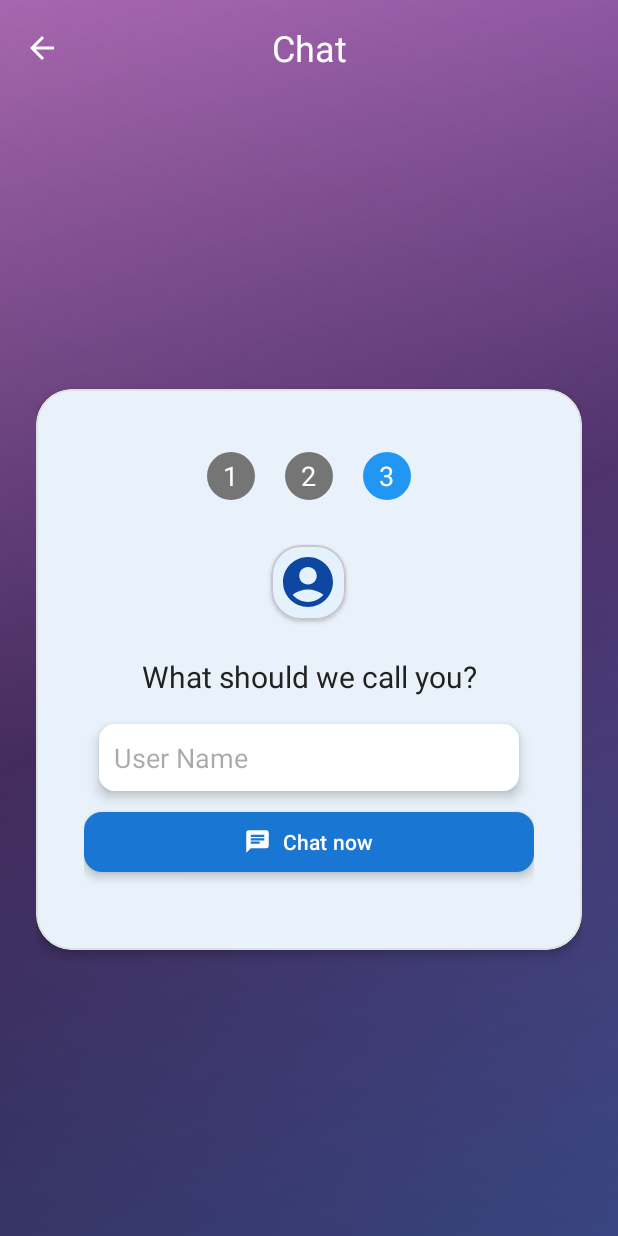
After one commit to hieuvqhe/Android_Chat, an Android app: the WelcomeUserActivity screen opened directly, with no data from a screen before it, on a phone screen of 412 x 824 dp. The commit adds this screen. Run offline under Robolectric (Android 15) with nearby library versions, the phone set to English and light mode, and no system bars; our stand-ins replace CircleImageView, Firebase (no records; nobody signed in at launch, a user with empty details on screens opened directly); 2 statements that could not run were skipped.

```diff
--- a/app/build.gradle.kts
+++ b/app/build.gradle.kts
@@ -49,7 +49,7 @@ dependencies {
     implementation("com.google.firebase:firebase-auth:23.2.1")
     implementation(platform("com.google.firebase:firebase-bom:34.0.0"))
 //    implementation("androidx.activity:activity:1.10.1")
-//    implementation("androidx.activity:activity:1.10.1")
+
     testImplementation("junit:junit:4.13.2")
     implementation ("androidx.core:core:1.12.0")
     implementation("androidx.fragment:fragment:1.6.2")
--- a/app/src/main/AndroidManifest.xml
+++ b/app/src/main/AndroidManifest.xml
@@ -21,6 +21,9 @@
         android:theme="@style/Theme.Chat"
         android:usesCleartextTraffic="true"
         tools:targetApi="31">
+        <activity
+            android:name=".WelcomeUserActivity"
+            android:exported="false" />
         <activity
             android:name=".PhoneLoginOtpActivity"
             android:exported="false" />
--- a/app/src/main/java/com/example/chat/RegisterActivity.java
+++ b/app/src/main/java/com/example/chat/RegisterActivity.java
@@ -37,7 +37,6 @@ public class RegisterActivity extends AppCompatActivity {
     private MaterialCheckBox checkBoxTerms;
     private MaterialCardView registerCard;
     private MaterialToolbar toolbar;
-
     private NetworkManager networkManager;
 
     @Override
--- /dev/null
+++ b/app/src/main/res/drawable/base_user.xml
@@ -0,0 +1,5 @@
+<vector xmlns:android="http://schemas.android.com/apk/res/android" android:height="24dp" android:tint="#000000" android:viewportHeight="24" android:viewportWidth="24" android:width="24dp">
+
+    <path android:fillColor="@android:color/white" android:pathData="M12,2C6.48,2 2,6.48 2,12s4.48,10 10,10s10,-4.48 10,-10S17.52,2 12,2zM12,6c1.93,0 3.5,1.57 3.5,3.5S13.93,13 12,13s-3.5,-1.57 -3.5,-3.5S10.07,6 12,6zM12,20c-2.03,0 -4.43,-0.82 -6.14,-2.88C7.55,15.8 9.68,15 12,15s4.45,0.8 6.14,2.12C16.43,19.18 14.03,20 12,20z"/>
+
+</vector>
--- /dev/null
+++ b/app/src/main/res/layout/activity_welcome_user.xml
@@ -0,0 +1,217 @@
+<?xml version="1.0" encoding="utf-8"?>
+<androidx.constraintlayout.widget.ConstraintLayout xmlns:android="http://schemas.android.com/apk/res/android"
+xmlns:app="http://schemas.android.com/apk/res-auto"
+xmlns:tools="http://schemas.android.com/tools"
+android:id="@+id/main"
+android:layout_width="match_parent"
+android:layout_height="match_parent"
+android:background="@drawable/gradient_background"
+android:fitsSystemWindows="true"
+tools:context=".WelcomeUserActivity">
+
+<!-- Background gradient overlay -->
+<View
+    android:layout_width="match_parent"
+    android:layout_height="match_parent"
+    android:background="@drawable/login_background_overlay"
+    app:layout_constraintBottom_toBottomOf="parent"
+    app:layout_constraintEnd_toEndOf="parent"
+    app:layout_constraintStart_toStartOf="parent"
+    app:layout_constraintTop_toBottomOf="@+id/appBarLayoutRegister" />
+
+<!-- AppBar with back button -->
+<com.google.android.material.appbar.AppBarLayout
+    android:id="@+id/appBarLayoutRegister"
+    android:layout_width="match_parent"
+    android:layout_height="wrap_content"
+    android:background="@android:color/transparent"
+    android:elevation="0dp"
+    app:layout_constraintEnd_toEndOf="parent"
+    app:layout_constraintStart_toStartOf="parent"
+    app:layout_constraintTop_toTopOf="parent">
+
+    <com.google.android.material.appbar.MaterialToolbar
+        android:id="@+id/toolbarRegister"
+        android:layout_width="match_parent"
+        android:layout_height="match_parent"
+        app:navigationContentDescription="Go back"
+        app:navigationIcon="@drawable/ic_arrow_back_24"
+        app:navigationIconTint="@color/md_theme_onPrimary"
+        app:title=""
+        app:titleCentered="true"
+        app:titleTextAppearance="@style/TextAppearance.Material3.HeadlineSmall"
+        app:titleTextColor="@color/md_theme_onPrimary" />
+
+</com.google.android.material.appbar.AppBarLayout>
+
+<!-- Scrollable content -->
+<LinearLayout
+    android:id="@+id/linearLayout"
+    android:layout_width="match_parent"
+    android:layout_height="wrap_content"
+    android:gravity="center"
+    android:orientation="vertical"
+    app:layout_constraintBottom_toBottomOf="parent">
+
+    <androidx.constraintlayout.widget.ConstraintLayout
+        android:layout_width="match_parent"
+        android:layout_height="wrap_content"
+        android:minHeight="600dp"
+        android:paddingHorizontal="@dimen/spacing_large"
+        android:paddingVertical="@dimen/spacing_medium">
+
+        <!-- Main registration card -->
+        <com.google.android.material.card.MaterialCardView
+            android:id="@+id/registerCard"
+            android:layout_width="0dp"
+            android:layout_height="wrap_content"
+            android:animateLayoutChanges="true"
+            app:cardBackgroundColor="@color/md_theme_surface"
+            app:cardCornerRadius="@dimen/card_corner_radius_large"
+            app:cardElevation="@dimen/card_elevation"
+            app:layout_constraintBottom_toBottomOf="parent"
+            app:layout_constraintEnd_toEndOf="parent"
+            app:layout_constraintStart_toStartOf="parent"
+            app:layout_constraintTop_toTopOf="parent"
+            app:layout_constraintVertical_bias="0.1"
+            app:layout_constraintWidth_max="420dp"
+            app:strokeColor="@color/md_theme_outline"
+            app:strokeWidth="1dp">
+
+            <LinearLayout
+                android:layout_width="match_parent"
+                android:layout_height="wrap_content"
+                android:orientation="vertical"
+                android:padding="@dimen/spacing_extra_large">
+
+                <LinearLayout
+                    android:layout_width="match_parent"
+                    android:layout_height="wrap_content"
+                    android:layout_marginBottom="20dp"
+                    android:gravity="center">
+
+                    <RelativeLayout
+                        android:layout_width="32dp"
+                        android:layout_height="32dp"
+                        android:layout_margin="10dp"
+                        android:background="@drawable/circular_background"
+                        android:backgroundTint="@color/gray_dark">
+
+                        <TextView
+                            android:layout_width="wrap_content"
+                            android:layout_height="wrap_content"
+                            android:layout_centerInParent="true"
+                            android:text="1"
+                            android:textColor="@color/white"
+                            android:textSize="18sp" />
+                    </RelativeLayout>
+
+                    <RelativeLayout
+                        android:layout_width="32dp"
+                        android:layout_height="32dp"
+                        android:layout_margin="10dp"
+                        android:background="@drawable/circular_background"
+                        android:backgroundTint="@color/gray_dark">
+
+                        <TextView
+                            android:layout_width="wrap_content"
+                            android:layout_height="wrap_content"
+                            android:layout_centerInParent="true"
+                            android:text="2"
+                            android:textColor="@color/white"
+                            android:textSize="18sp" />
+                    </RelativeLayout>
+
+                    <RelativeLayout
+                        android:layout_width="32dp"
+                        android:layout_height="32dp"
+                        android:layout_margin="10dp"
+                        android:background="@drawable/circular_background"
+                        android:backgroundTint="@color/primary_color">
+
+                        <TextView
+                            android:layout_width="wrap_content"
+                            android:layout_height="wrap_content"
+                            android:layout_centerInParent="true"
+                            android:text="3"
+                            android:textColor="@color/white"
+                            android:textSize="18sp" />
+                    </RelativeLayout>
+                </LinearLayout>
+
+
+                <!-- App Icon -->
+                <com.google.android.material.card.MaterialCardView
+                    android:layout_width="50sp"
+                    android:layout_height="50sp"
+                    android:layout_gravity="center"
+                    android:layout_marginBottom="@dimen/spacing_large"
+                    app:cardBackgroundColor="@color/md_theme_primaryContainer"
+                    app:cardCornerRadius="@dimen/icon_circle_medium_radius"
+                    app:cardElevation="@dimen/card_elevation_small">
+
+
+                    <ImageView
+                        android:layout_width="40dp"
+                        android:layout_height="40dp"
+                        android:layout_gravity="center"
+                        android:contentDescription="Create Account Icon"
+                        android:src="@drawable/base_user"
+                        app:tint="@color/md_theme_onPrimaryContainer" />
+
+                </com.google.android.material.card.MaterialCardView>
+
+                <!-- Title and description -->
+                <TextView
+                    android:id="@+id/text_welcome"
+                    android:layout_width="match_parent"
+                    android:layout_height="wrap_content"
+                    android:layout_marginBottom="@dimen/spacing_small"
+                    android:gravity="center"
+                    android:text="What should we call you?"
+                    android:textSize="20dp"
+                    android:textAppearance="@style/TextAppearance.Material3.HeadlineMedium"
+                    android:textColor="@color/md_theme_onSurface" />
+
+                <!-- Input Fields -->
+                <!-- Username Input -->
+                <EditText
+                    android:id="@+id/phone_number_input"
+                    android:layout_width="match_parent"
+                    android:layout_height="wrap_content"
+                    android:layout_margin="10dp"
+                    android:background="@drawable/edit_text_rounded_corner"
+                    android:elevation="5dp"
+                    android:hint="User Name"
+                    android:inputType="phone"
+                    android:padding="10dp" />
+
+                <!-- Create Account Button with loading -->
+                <com.google.android.material.button.MaterialButton
+                    android:id="@+id/sendOtpButton"
+                    style="@style/Widget.Material3.Button"
+                    android:layout_width="match_parent"
+                    android:layout_height="@dimen/button_height"
+                    android:layout_marginBottom="@dimen/spacing_medium"
+                    android:stateListAnimator="@animator/button_state_animator"
+                    android:text="Chat now"
+                    android:textAppearance="@style/TextAppearance.Material3.LabelLarge"
+                    android:textColor="@color/md_theme_onPrimary"
+                    app:backgroundTint="@color/md_theme_primary"
+                    app:cornerRadius="@dimen/button_corner_radius"
+                    app:elevation="@dimen/button_elevation"
+                    app:icon="@drawable/ic_chat"
+                    app:iconGravity="textStart"
+                    app:iconTint="@color/md_theme_onPrimary"
+                    />
+
+
+            </LinearLayout>
+
+        </com.google.android.material.card.MaterialCardView>
+
+    </androidx.constraintlayout.widget.ConstraintLayout>
+
+</LinearLayout>
+
+</androidx.constraintlayout.widget.ConstraintLayout>
```
Also changed, not shown: app/src/main/java/com/example/chat/PhoneLoginOtpActivity.java (+80 -13 lines), app/src/main/java/com/example/chat/WelcomeUserActivity.java (added, +253 -0 lines).
